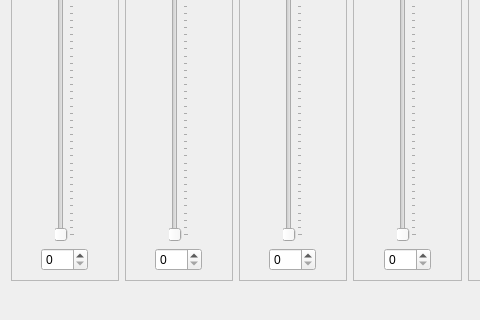
Old version of the form acquisition/lumencor/lumencor.ui in the repository zachrahan/zplab; both pictures show x 0 to 480 and y 184 to 504 of the 701 by 504 pixel window.
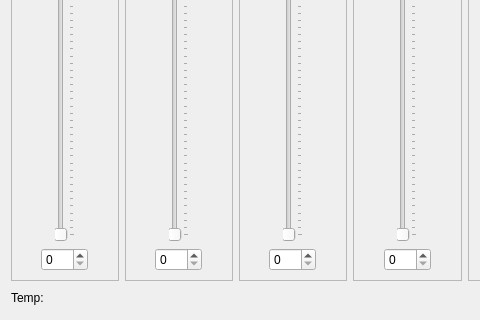
New version of the form.

Commit message: Complete initial Lumencor lib and direct manipulation GUI.

Diff of the .ui file:
```diff
--- a/acquisition/lumencor/lumencor.ui
+++ b/acquisition/lumencor/lumencor.ui
@@ -299,6 +299,13 @@
      <property name="sizeConstraint">
       <enum>QLayout::SetDefaultConstraint</enum>
      </property>
+     <item>
+      <widget class="QLabel" name="tempLabel">
+       <property name="text">
+        <string>Temp: </string>
+       </property>
+      </widget>
+     </item>
      <item>
       <spacer name="horizontalSpacer">
        <property name="orientation">
```
The commit also changes 3 other files.
